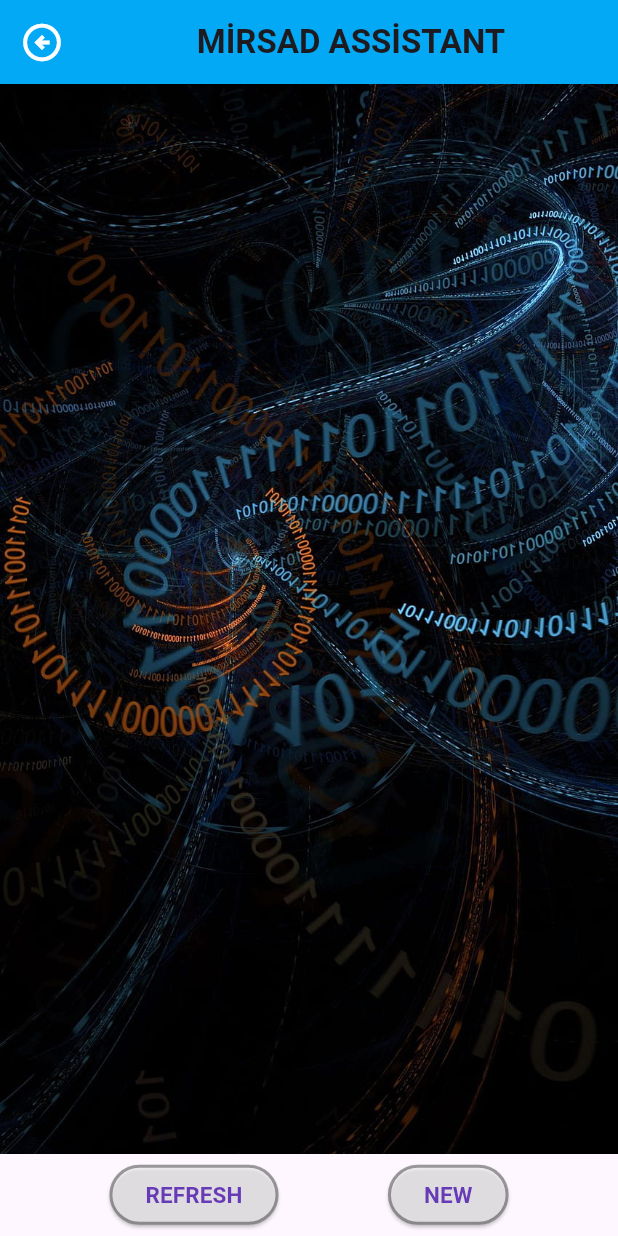
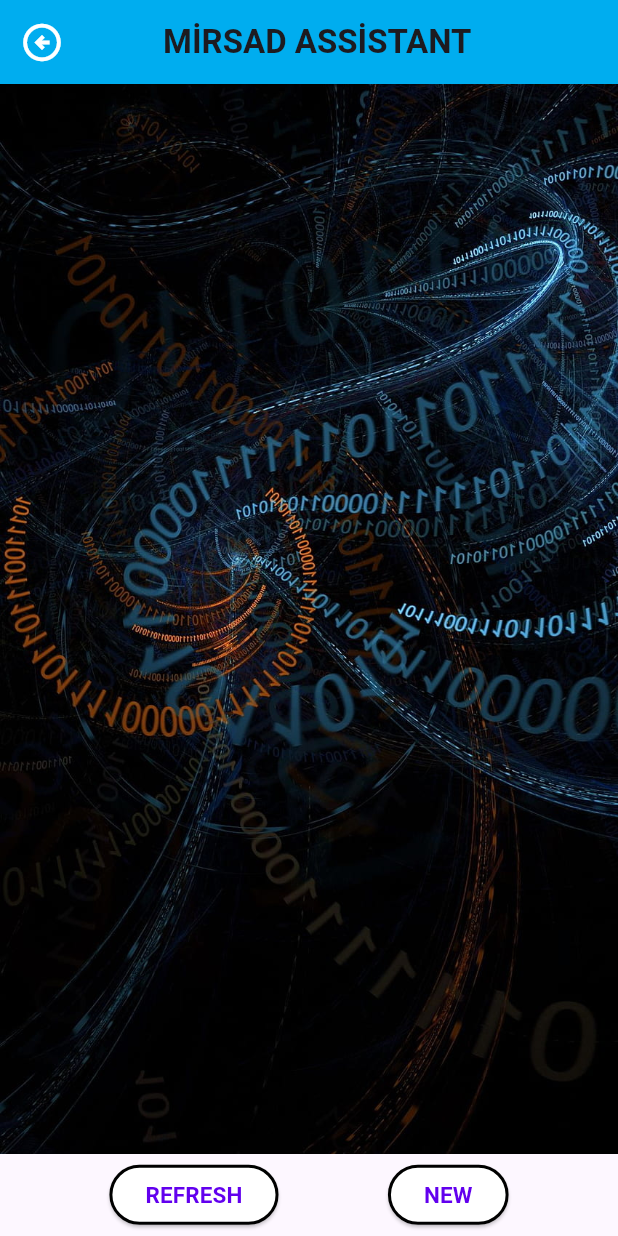
Before and after one commit to burcukcm/flutterproject2, a Flutter app: the screen it shows after launch, after a tap on the "dashboard" icon, on a phone screen of 412 x 824 dp. Run offline on Flutter 3.47's test engine with Material 2 defaults, Android fonts, the phone set to English and light mode, and no system bars; our stand-ins replace sqflite; accounts and stored records are empty.

Commit message:
Pull requestte verilen önerilerle kodlarda ve sınıflandırmalarda düzenleme yapıldı.

```diff
--- a/lib/HomePage.dart
+++ /dev/null
@@ -1,86 +0,0 @@
-import 'package:flutterproject/SecondPage.dart';
-import 'package:flutterproject/ThirdPage.dart';
-import 'package:flutter/material.dart';
-
-void main() {
-  runApp(const MyApp());
-}
-class MyApp extends StatelessWidget {
-  const MyApp({Key? key});
-
-  @override
-  Widget build(BuildContext context) {
-    return MaterialApp(
-      title: 'Mirsad Assistant',
-      debugShowCheckedModeBanner: false,
-      theme: ThemeData(
-        colorScheme: ColorScheme.fromSeed(seedColor: Colors.deepPurple),
-        useMaterial3: true,
-      ),
-      home: MyHomePage(),
-    );
-  }
-}
-class MyHomePage extends StatefulWidget {
-  @override
-  State<MyHomePage> createState() => _MyHomePageState();
-}
-
-class _MyHomePageState extends State<MyHomePage> {
-  @override
-  Widget build(BuildContext context) {
-    return Scaffold(
-      appBar: AppBar(
-        leading: IconButton(
-            icon: const Icon(Icons.dashboard_outlined,color: Colors.white),iconSize: 30,
-            onPressed: (){
-              Navigator.push(context, MaterialPageRoute(builder: (context) => ThirdPage()));
-            }
-        ),
-        backgroundColor: Colors.lightBlue,
-        title: const Center(child: Padding(
-          padding: EdgeInsets.only(right: 40.0),
-          child: Text("MİRSAD ASSİSTANT",style:TextStyle(fontWeight: FontWeight.bold)),
-        )),
-      ),
-      body: DecoratedBox(
-        decoration: const BoxDecoration(
-          image: DecorationImage(
-            image: AssetImage('photos/code.jpg'),
-            fit: BoxFit.cover,
-          ),
-        ),
-        child:Column(
-          mainAxisAlignment: MainAxisAlignment.center,
-          children: [
-            const Spacer(),
-            const Align(
-                alignment: Alignment.center,
-                child: Text("\"WELCOME !\"",style:TextStyle(fontSize: 50,color: Colors.white, fontStyle: FontStyle.italic,))
-            ),
-            const Spacer(),
-            Center(
-              child: SizedBox(
-                width: 175,
-                height: 50,
-                child: ElevatedButton(
-                  child: Text("NEW",style: TextStyle(color: Colors.deepPurple,fontSize: 20,fontWeight: FontWeight.bold),),
-                  onPressed: (){
-                    Navigator.push(context, MaterialPageRoute(builder: (context) => const SecondPage()));
-                  },
-                  style: ElevatedButton.styleFrom(
-                    shape: RoundedRectangleBorder(
-                      borderRadius: BorderRadius.circular(150),
-                    ),
-                    backgroundColor: Colors.white,
-                  ),
-                ),
-              ),
-            ),
-            const Spacer(),
-          ],
-        ),
-      ),
-    );
-  }
-}
--- /dev/null
+++ b/lib/MyDecoratedBox.dart
@@ -0,0 +1,74 @@
+
+import 'package:flutter/cupertino.dart';
+import 'package:flutter/material.dart';
+import 'package:flutterproject/View/SecondPage.dart';
+import 'package:flutterproject/View/ThirdPage.dart';
+import 'package:flutterproject/constants/a.constants.dart';
+import 'package:flutterproject/navigationHelper.dart';
+
+class MyDecoratedBox extends StatelessWidget{
+  @override
+  Widget build (BuildContext context){
+    return DecoratedBox(
+      decoration: BoxDecoration(
+        image: DecorationImage(
+          image: AssetImage(AppImages.imagePath1),
+          fit: BoxFit.cover,
+        ),
+      ),
+      child:Column(
+        mainAxisAlignment: MainAxisAlignment.center,
+        children: [
+          const Spacer(),
+          const Align(
+              alignment: Alignment.center,
+              child: Text("\"WELCOME !\"",style:TextStyle(fontSize: 50,color: Colors.white, fontStyle: FontStyle.italic,))
+          ),
+          const Spacer(),
+          Center(
+            child: SizedBox(
+              width: 175,
+              height: 50,
+              child: ElevatedButton(
+                child: Text("NEW",style: TextStyle(color: Colors.deepPurple,fontSize: 20,fontWeight: FontWeight.bold),),
+                onPressed: (){
+                  Navigator.push(context, MaterialPageRoute(builder: (context) => const SecondPage()));
+                },
+                style: ElevatedButton.styleFrom(
+                  shape: RoundedRectangleBorder(
+                    borderRadius: BorderRadius.circular(BorderSize.borderRadiusCircular),
+                  ),
+                  backgroundColor: Colors.white,
+                ),
+              ),
+            ),
+          ),
+          const Spacer(),
+        ],
+      ),
+    );
+  }
+}
+
+class MyAppBar1 extends StatelessWidget implements PreferredSizeWidget {
+  @override
+  Size get preferredSize => Size.fromHeight(kToolbarHeight);
+
+  @override
+  Widget build(BuildContext context) {
+    return AppBar(
+    leading: IconButton(
+    icon: const Icon(Icons.dashboard_outlined,color:AppColors.sixthColor),iconSize: AppSize.iconSize,
+    onPressed: (){
+      NavigationHelper.navigateToThirdPage(context);
+       }
+     ),
+    backgroundColor: AppColors.fifthColor,
+    title: const Center(child: Padding(
+      padding: const EdgeInsets.only(right:AppSize.paddingRight),
+    child: Text("MİRSAD ASSİSTANT",style:TextStyle(fontWeight: FontWeight.bold)),
+        )
+      ),
+    );
+  }
+}
--- /dev/null
+++ b/lib/View/HomePage.dart
@@ -0,0 +1,39 @@
+import 'package:flutterproject/View/SecondPage.dart';
+import 'package:flutterproject/View/ThirdPage.dart';
+import 'package:flutter/material.dart';
+import '../MyDecoratedBox.dart';
+import 'package:flutterproject/constants/a.constants.dart';
+import 'package:flutterproject/navigationHelper.dart';
+
+void main() {
+  runApp(const MyApp());
+}
+class MyApp extends StatelessWidget {
+  const MyApp({Key? key});
+
+  @override
+  Widget build(BuildContext context) {
+    return MaterialApp(
+      title: 'Mirsad Assistant',
+      debugShowCheckedModeBanner: false,
+      theme: ThemeData(
+        colorScheme: ColorScheme.fromSeed(seedColor:AppColors.thirdColor),
+        useMaterial3: true,
+      ),
+      home: MyHomePage(),
+    );
+  }
+}
+class MyHomePage extends StatefulWidget {
+  @override
+  State<MyHomePage> createState() => _MyHomePageState();
+}
+class _MyHomePageState extends State<MyHomePage> {
+  @override
+  Widget build(BuildContext context) {
+    return Scaffold(
+      appBar: MyAppBar1(),
+      body: MyDecoratedBox(),
+    );
+  }
+}
--- a/lib/ThirdPage.dart
+++ b/lib/View/ThirdPage.dart
@@ -1,6 +1,10 @@
 import 'package:flutter/material.dart';
-import 'package:flutterproject/SecondPage.dart';
-import 'package:flutterproject/databasehelper.dart';
+import 'package:flutterproject/View/SecondPage.dart';
+import 'package:flutterproject/helper/databasehelper.dart';
+import 'package:flutterproject/constants/a.constants.dart';
+import 'package:flutterproject/navigationHelper.dart';
+
+const double sizedBoxHeight = 55.0,sizedBoxWidth = double.infinity;
 
 class ThirdPage extends StatefulWidget {
   const ThirdPage({Key? key});
@@ -28,22 +32,25 @@ class _ThirdPageState extends State<ThirdPage> {
   Widget build(BuildContext context) {
     return Scaffold(
       appBar: AppBar(
-        backgroundColor: Colors.lightBlue,
+        backgroundColor:AppColors.primaryColor,
         title: const Center(
-          child: Text("MİRSAD ASSİSTANT", style: TextStyle(fontWeight: FontWeight.bold)),
+          child: Padding(
+            padding: EdgeInsets.only(right: 45.0),
+            child: Text("MİRSAD ASSİSTANT", style: TextStyle(fontWeight: FontWeight.bold)),
+          ),
         ),
         leading: IconButton(
-          icon: const Icon(Icons.arrow_circle_left_outlined, color: Colors.white),
-          iconSize: 30,
+          icon: const Icon(Icons.arrow_circle_left_outlined, color: AppColors.sixthColor),
+          iconSize: AppSize.iconSize,
           onPressed: () {
-            Navigator.pop(context);
+            Navigator.push(context, MaterialPageRoute(builder: (context) => const SecondPage()));
           },
         ),
       ),
       body: DecoratedBox(
         decoration: const BoxDecoration(
           image: DecorationImage(
-            image: AssetImage('photos/code.jpg'),
+            image: AssetImage(AppImages.imagePath1),
             fit: BoxFit.cover,
           ),
         ),
@@ -64,8 +71,8 @@ class _ThirdPageState extends State<ThirdPage> {
                     _navigateToSecondPage(dataList[index]);
                   },
                   child: Container(
-                    color: Colors.white,
-                    padding: const EdgeInsets.all(10.0),
+                    color: AppColors.sixthColor,
+                    padding: const EdgeInsets.all(AppSize.padding1),
                     child: Column(
                       crossAxisAlignment: CrossAxisAlignment.start,
                       children: [
@@ -76,7 +83,7 @@ class _ThirdPageState extends State<ThirdPage> {
                               onTap: () {
                                 _deleteData(dataList[index]['id']);
                               },
-                              child: const Icon(Icons.close, color: Colors.red),
+                              child: const Icon(Icons.close, color:AppColors.eighthColor),
                             ),
                           ],
                         ),
@@ -92,7 +99,6 @@ class _ThirdPageState extends State<ThirdPage> {
                             fontWeight: FontWeight.bold,
                           ),
                         ),
-                        const SizedBox(height: 5),
                         Text(
                           'Branch: ${dataList[index]['branch']}',
                           style: const TextStyle(
@@ -115,21 +121,20 @@ class _ThirdPageState extends State<ThirdPage> {
         ),
       ),
       bottomNavigationBar: SizedBox(
-        width: double.infinity,
-        height: 55,
+        height: sizedBoxHeight, width: sizedBoxWidth,
         child: Row(
           mainAxisAlignment: MainAxisAlignment.center,
           children: [
             const Spacer(),
             ElevatedButton(
               style: ElevatedButton.styleFrom(
-                backgroundColor: Colors.white54,
-                side: const BorderSide(color: Colors.black38, width: 2.0),
+                backgroundColor:AppColors.sixthColor,
+                side: const BorderSide(color: AppColors.seventhColor, width: 2.0),
               ),
               child: const Text(
                 "REFRESH",
                 style: TextStyle(
-                  color: Colors.deepPurple,
+                  color: AppColors.thirdColor,
                   fontSize: 15,
                   fontWeight: FontWeight.bold,
                 ),
@@ -141,13 +146,13 @@ class _ThirdPageState extends State<ThirdPage> {
             const Spacer(),
             ElevatedButton(
               style: ElevatedButton.styleFrom(
-                backgroundColor: Colors.white54,
-                side: const BorderSide(color: Colors.black38, width: 2.0),
+                backgroundColor:AppColors.sixthColor,
+                side: const BorderSide(color: AppColors.seventhColor, width: 2.0),
               ),
               child: const Text(
                 "NEW",
                 style: TextStyle(
-                  color: Colors.deepPurple,
+                  color:AppColors.thirdColor,
                   fontSize: 15,
                   fontWeight: FontWeight.bold,
                 ),
--- /dev/null
+++ b/lib/constants/a.constants.dart
@@ -0,0 +1,28 @@
+
+import 'package:flutter/material.dart';
+
+abstract class AppColors {
+  static const Color primaryColor = Color(0xFF00ADEF);
+  static const Color secondaryColor = Color(0xFFE53935);
+  static const Color thirdColor = Color(0xFF6200EE);
+  static const Color fifthColor = Color(0xFF03A9F4);
+  static const Color sixthColor = Colors.white;
+  static const Color seventhColor =Colors.black;
+  static const Color eighthColor =Colors.red;
+  static const Color ninthColor =  Colors.white54;
+}
+abstract class AppSize {
+  static const double padding1 = 10;
+  static const double paddingLow = 8;
+  static const double paddingHigh = 24;
+  static const double paddingRight = 40.0;
+  static const double paddingZero = 0.0;
+  static const double iconSize = 30;
+
+}
+abstract class AppImages {
+  static const String imagePath1 = 'photos/code.jpg';
+}
+abstract class BorderSize{
+  static const double borderRadiusCircular=150.0;
+}
--- a/lib/databasehelper.dart
+++ b/lib/helper/databasehelper.dart
@@ -34,7 +34,7 @@ class DatabaseHelper {
 
   Future<void> insertData(String title, int port, String branchName, String date) async {
     if (title.isEmpty || branchName.isEmpty || date.isEmpty) {
-      throw Exception('Lütfen tüm alanları doldurun.');
+      throw Exception('Please fill in all fields.');
     }
 
     final db = await database;
--- a/pubspec.yaml
+++ b/pubspec.yaml
@@ -64,7 +64,7 @@ flutter:
   # To add assets to your application, add an assets section, like this:
   assets:
     - photos/code.jpg
-    - lib/databasehelper.dart
+    - lib/helper/databasehelper.dart
   #   - images/a_dot_ham.jpeg
 
   # An image asset can refer to one or more resolution-specific "variants", see
```
Also changed, not shown: lib/View/SecondPage.dart (renamed from lib/SecondPage.dart, +31 -28 lines), lib/navigationHelper.dart (added, +18 -0 lines), 1 other file.
